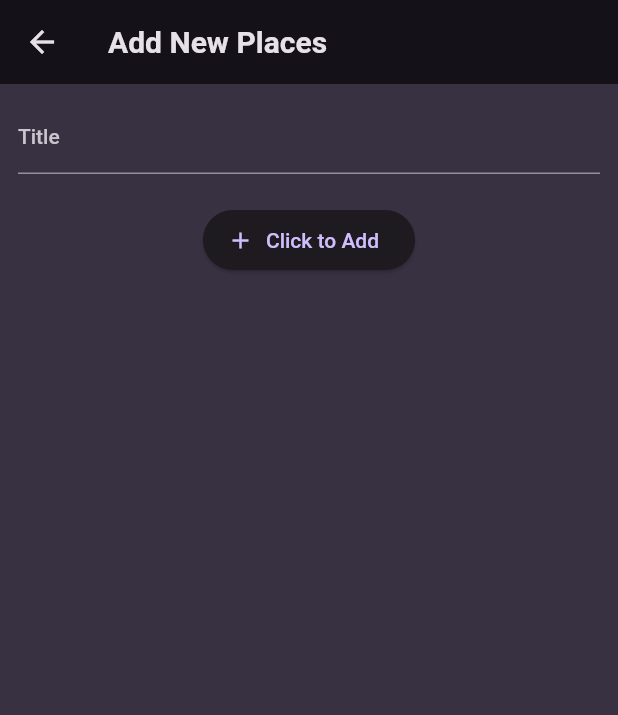
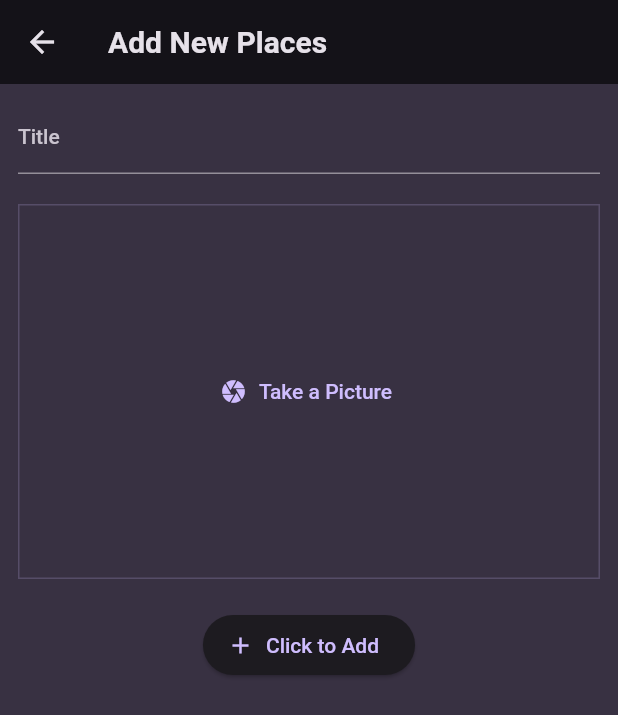
Before and after one commit to Nobita-17/nativelocation, a Flutter app: the Addplace screen opened directly, on a phone screen of 412 x 824 dp. Shown: the top 715 px of the screen. Run offline on Flutter 3.47's test engine with Material 2 defaults, Android fonts, the phone set to English and light mode, and no system bars; our stand-ins replace flutter_riverpod, google_fonts, image_picker, riverpod.

Commit message:
adding image pickerr

```diff
--- a/lib/model/place.dart
+++ b/lib/model/place.dart
@@ -1,10 +1,12 @@
 import 'package:uuid/uuid.dart';
+import 'dart:io';
 
 const uuid = Uuid();
 
 class Place {
-  Place({required this.title}) : id = uuid.v4();
+  Place(this.image, {required this.title,}) : id = uuid.v4();
 
   final String id;
   final String title;
+  final File image;
 }
--- a/lib/providers/user_places.dart
+++ b/lib/providers/user_places.dart
@@ -1,12 +1,14 @@
 import 'package:flutter/material.dart';
 import 'package:nativelocation/model/place.dart';
 import 'package:riverpod/riverpod.dart';
+import 'dart:io';
+
 
 class UserNotifier extends StateNotifier<List<Place>> {
   UserNotifier() : super(const []);
 
-  void addPlace(String title) {
-    final newPlace = Place(title: title);
+  void addPlace(File image,String title,) {
+    final newPlace = Place(image,title: title);
     state = [newPlace, ...state];
   }
 }
--- a/lib/screen/addplace.dart
+++ b/lib/screen/addplace.dart
@@ -2,6 +2,7 @@ import 'package:flutter/material.dart';
 import 'package:flutter_riverpod/flutter_riverpod.dart';
 
 import '../providers/user_places.dart';
+import 'image_input.dart';
 
 class Addplace extends ConsumerStatefulWidget {
   const Addplace({Key? key}) : super(key: key);
@@ -13,9 +14,9 @@ class Addplace extends ConsumerStatefulWidget {
 class _AddplaceState extends ConsumerState<Addplace> {
   final _titleController = TextEditingController();
 
-  void saveplace(){
+  void saveplace() {
     final enterText = _titleController.text;
-    if(enterText.isEmpty){
+    if (enterText.isEmpty) {
       return;
     }
     ref.read(UserPlaceProvider.notifier).addPlace(enterText);
@@ -41,8 +42,11 @@ class _AddplaceState extends ConsumerState<Addplace> {
             TextField(
               decoration: InputDecoration(labelText: 'Title'),
               controller: _titleController,
-              style: TextStyle(color: Theme.of(context).colorScheme.onBackground),
+              style:
+                  TextStyle(color: Theme.of(context).colorScheme.onBackground),
             ),
+            SizedBox(height: 20),
+            ImageInput(),
             SizedBox(height: 20),
             ElevatedButton.icon(
               onPressed: saveplace,
--- /dev/null
+++ b/lib/screen/image_input.dart
@@ -0,0 +1,46 @@
+import 'package:flutter/material.dart';
+import 'package:image_picker/image_picker.dart';
+import 'dart:io';
+
+class ImageInput extends StatefulWidget {
+  const ImageInput({super.key});
+
+  @override
+  State<ImageInput> createState() => _ImageInputState();
+}
+
+class _ImageInputState extends State<ImageInput> {
+  File? selectedImage ;
+  void takepicture() async{
+    final imagepicker = ImagePicker();    //instantiating object
+    final pickedImage = await imagepicker.pickImage(source: ImageSource.gallery,maxWidth: 600);
+
+    if(pickedImage==null){
+      return;
+    }
+    setState(() {
+      selectedImage = File(pickedImage.path!);
+    });
+  }
+
+  @override
+  Widget build(BuildContext context) {
+    Widget content = TextButton.icon(onPressed: takepicture,
+      icon: Icon(Icons.camera),
+      label: Text('Take a Picture'),);
+    if(selectedImage!=null){
+      content=GestureDetector(
+        onTap: takepicture,
+          child: Image.file(selectedImage!,fit: BoxFit.cover,width: double.infinity,height: double.infinity,));
+    }
+    return Container(
+      decoration: BoxDecoration(
+        border: Border.all(width: 1,color: Theme.of(context).colorScheme.primary.withOpacity(0.2),),
+      ),
+    height: 250,
+      width: double.infinity,
+      alignment: Alignment.center,
+      child:content,
+    );
+  }
+}
--- a/pubspec.yaml
+++ b/pubspec.yaml
@@ -39,6 +39,7 @@ dependencies:
   uuid: ^3.0.0
   riverpod: ^2.4.8
   flutter_riverpod: ^2.4.5
+  image_picker: ^1.0.4
 
 dev_dependencies:
   flutter_test:
```
Also changed, not shown: pubspec.lock, 5 other files.
